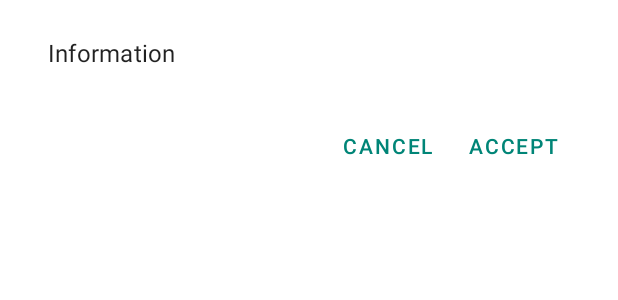
After one commit to Athorfeo/CoroutinesAndroid, an Android app: the layout dialog_confirm.xml on its own in the app's theme, with its tools: preview values and no code run, on a phone screen of 412 x 824 dp. The commit adds this screen. Shown: the top 300 px of the screen. Run offline under Robolectric (Android 15) with nearby library versions, the phone set to English and light mode, and no system bars.

Commit message:
- Se refactoriza el codigo. - Se optimiza la carga de viewModel. - Se añade el Dialogo de confirmar en la parte inferior.

```diff
--- a/app/src/main/java/com/athorfeo/source/app/viewmodel/BaseViewModel.kt
+++ b/app/src/main/java/com/athorfeo/source/app/viewmodel/BaseViewModel.kt
@@ -55,7 +55,7 @@ open class BaseViewModel: ViewModel() {
             Status.ERROR -> {
                 setLoading(false)
                 onError()
-                setError(this.code, this.message)
+                //setError(this.code, this.message)
             }
         }
     }
--- /dev/null
+++ b/app/src/main/res/layout/dialog_confirm.xml
@@ -0,0 +1,52 @@
+<?xml version="1.0" encoding="utf-8"?>
+<androidx.constraintlayout.widget.ConstraintLayout xmlns:android="http://schemas.android.com/apk/res/android"
+        xmlns:app="http://schemas.android.com/apk/res-auto"
+        android:layout_width="match_parent"
+        android:layout_height="wrap_content"
+        android:layout_margin="8dp"
+        android:background="@drawable/bg_box"
+        android:orientation="horizontal"
+        android:paddingStart="24dp"
+        android:paddingEnd="24dp">
+
+    <TextView
+            android:id="@+id/textViewTitle"
+            android:layout_width="0dp"
+            android:layout_height="wrap_content"
+            android:layout_marginTop="16dp"
+            android:text="@string/title_information"
+            android:textAppearance="@style/TextAppearance.MaterialComponents.Subtitle1"
+            app:layout_constraintEnd_toEndOf="parent"
+            app:layout_constraintStart_toStartOf="parent"
+            app:layout_constraintTop_toTopOf="parent" />
+
+    <TextView
+            android:id="@+id/textViewMessage"
+            android:layout_width="0dp"
+            android:layout_height="wrap_content"
+            android:layout_marginTop="8dp"
+            app:layout_constraintEnd_toEndOf="parent"
+            app:layout_constraintStart_toStartOf="parent"
+            app:layout_constraintTop_toBottomOf="@+id/textViewTitle" />
+
+    <Button
+            android:id="@+id/buttonPositive"
+            style="@style/Widget.MaterialComponents.Button.TextButton.Dialog"
+            android:layout_width="wrap_content"
+            android:layout_height="wrap_content"
+            android:text="@string/btn_accept"
+            app:layout_constraintBottom_toBottomOf="parent"
+            app:layout_constraintEnd_toEndOf="parent"
+            app:layout_constraintTop_toBottomOf="@+id/textViewMessage" />
+
+    <Button
+            android:id="@+id/buttonNegative"
+            style="@style/Widget.MaterialComponents.Button.TextButton.Dialog"
+            android:layout_width="wrap_content"
+            android:layout_height="wrap_content"
+            android:layout_marginEnd="8dp"
+            android:text="@string/btn_cancel"
+            app:layout_constraintBottom_toBottomOf="parent"
+            app:layout_constraintEnd_toStartOf="@+id/buttonPositive"
+            app:layout_constraintTop_toBottomOf="@+id/textViewMessage" />
+</androidx.constraintlayout.widget.ConstraintLayout>
--- a/app/src/main/res/values/strings.xml
+++ b/app/src/main/res/values/strings.xml
@@ -5,6 +5,7 @@
     <string name="title_search_movie_fragment">Search Movie</string>
     <string name="title_shopping_cart_fragment">Shopping Cart</string>
     <string name="title_detail_movie_fragment">Detail Movie</string>
+    <string name="title_information">Information</string>
 
     <!-- Text -->
     <string name="text_results">Results</string>
@@ -14,7 +15,8 @@
     <string name="text_title">Title</string>
     <string name="text_overview">Overview</string>
     <string name="text_detail">Detail</string>
-    <string name="text_quantity">Quantity</string>
+    <string name="text_question_sure_reset">Are you sure to reset data?</string>
+    <string name="text_empty">Empty</string>
 
     <!-- Error -->
     <string name="error_title_alert">Alert</string>
@@ -34,4 +36,6 @@
     <string name="btn_empty_shopping_cart">Empty shopping cart</string>
     <string name="btn_filter">Filter</string>
     <string name="btn_reset">Reset</string>
+    <string name="btn_accept">Accept</string>
+    <string name="btn_cancel">Cancel</string>
 </resources>
--- a/build.gradle
+++ b/build.gradle
@@ -8,7 +8,7 @@ buildscript {
 
     }
     dependencies {
-        classpath 'com.android.tools.build:gradle:3.4.2'
+        classpath 'com.android.tools.build:gradle:3.5.0'
         classpath "android.arch.navigation:navigation-safe-args-gradle-plugin:1.0.0"
         classpath "org.jetbrains.kotlin:kotlin-gradle-plugin:$kotlin_version"
         // NOTE: Do not place your application dependencies here; they belong
```
Also changed, not shown: app/build.gradle (+5 -3 lines), app/src/main/java/com/athorfeo/source/app/ui/BaseFragment.kt (+17 -14 lines), app/src/main/java/com/athorfeo/source/app/ui/main/MainFragment.kt (+11 -8 lines), app/src/main/java/com/athorfeo/source/app/ui/main/MainViewModel.kt (+4 -3 lines), app/src/main/java/com/athorfeo/source/utility/ui/DialogUtil.kt (+53 -3 lines), app/src/main/res/values/styles.xml (+7 -0 lines), gradle/wrapper/gradle-wrapper.properties.
